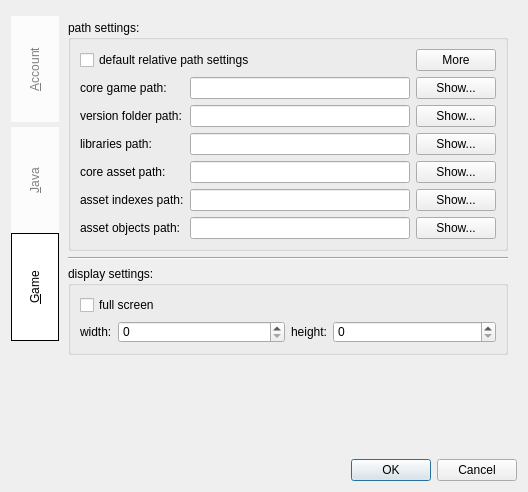
This is Kaminec/UI/preference.ui in kaniol-lck/Kaminec as Qt 5 draws it before an edit. The edited form follows.
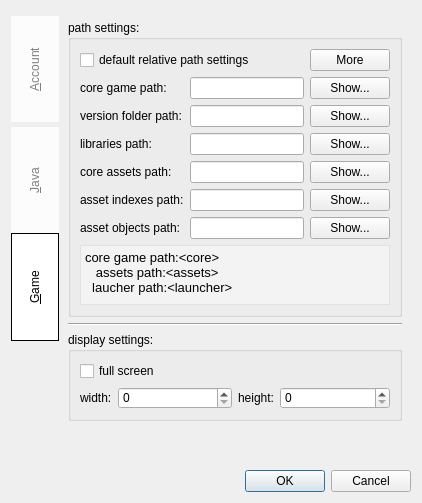
This is the edited form.

Commit message: add Path to manage some relative paths

What changed in the file:
```diff
--- a/Kaminec/UI/preference.ui
+++ b/Kaminec/UI/preference.ui
@@ -6,8 +6,8 @@
    <rect>
     <x>0</x>
     <y>0</y>
-    <width>528</width>
-    <height>492</height>
+    <width>422</width>
+    <height>503</height>
    </rect>
   </property>
   <property name="windowTitle">
@@ -313,6 +313,56 @@
           <string>path settings:</string>
          </property>
          <layout class="QGridLayout" name="gridLayout_7">
+          <item row="8" column="1">
+           <widget class="QLineEdit" name="objectsPath_le">
+            <property name="enabled">
+             <bool>true</bool>
+            </property>
+           </widget>
+          </item>
+          <item row="6" column="0">
+           <widget class="QLabel" name="assetsPath_label">
+            <property name="enabled">
+             <bool>true</bool>
+            </property>
+            <property name="text">
+             <string>core assets path:</string>
+            </property>
+            <property name="buddy">
+             <cstring>corePath_le</cstring>
+            </property>
+           </widget>
+          </item>
+          <item row="7" column="1">
+           <widget class="QLineEdit" name="indexesPath_le">
+            <property name="enabled">
+             <bool>true</bool>
+            </property>
+           </widget>
+          </item>
+          <item row="4" column="0">
+           <widget class="QLabel" name="libsPath_label">
+            <property name="enabled">
+             <bool>true</bool>
+            </property>
+            <property name="text">
+             <string>libraries path:</string>
+            </property>
+            <property name="buddy">
+             <cstring>corePath_le</cstring>
+            </property>
+           </widget>
+          </item>
+          <item row="4" column="2">
+           <widget class="QPushButton" name="libsPath_showPb">
+            <property name="enabled">
+             <bool>true</bool>
+            </property>
+            <property name="text">
+             <string>Show...</string>
+            </property>
+           </widget>
+          </item>
           <item row="1" column="0">
            <widget class="QLabel" name="corePath_label">
             <property name="enabled">
@@ -336,23 +386,6 @@
             </property>
            </widget>
           </item>
-          <item row="1" column="1">
-           <widget class="QLineEdit" name="corePath_le">
-            <property name="enabled">
-             <bool>true</bool>
-            </property>
-           </widget>
-          </item>
-          <item row="6" column="2">
-           <widget class="QPushButton" name="assetPath_showPb">
-            <property name="enabled">
-             <bool>true</bool>
-            </property>
-            <property name="text">
-             <string>Show...</string>
-            </property>
-           </widget>
-          </item>
           <item row="0" column="0" colspan="2">
            <widget class="QCheckBox" name="defaultPath_checkBox">
             <property name="text">
@@ -360,6 +393,16 @@
             </property>
            </widget>
           </item>
+          <item row="6" column="2">
+           <widget class="QPushButton" name="assetsPath_showPb">
+            <property name="enabled">
+             <bool>true</bool>
+            </property>
+            <property name="text">
+             <string>Show...</string>
+            </property>
+           </widget>
+          </item>
           <item row="0" column="2">
            <widget class="QPushButton" name="more_pb">
             <property name="text">
@@ -367,8 +410,15 @@
             </property>
            </widget>
           </item>
+          <item row="1" column="1">
+           <widget class="QLineEdit" name="corePath_le">
+            <property name="enabled">
+             <bool>true</bool>
+            </property>
+           </widget>
+          </item>
           <item row="6" column="1">
-           <widget class="QLineEdit" name="assetPath_le">
+           <widget class="QLineEdit" name="assetsPath_le">
             <property name="enabled">
              <bool>true</bool>
             </property>
@@ -397,6 +447,23 @@
             </property>
            </widget>
           </item>
+          <item row="4" column="1">
+           <widget class="QLineEdit" name="libsPath_le">
+            <property name="enabled">
+             <bool>true</bool>
+            </property>
+           </widget>
+          </item>
+          <item row="8" column="2">
+           <widget class="QPushButton" name="objectsPath_showPb">
+            <property name="enabled">
+             <bool>true</bool>
+            </property>
+            <property name="text">
+             <string>Show...</string>
+            </property>
+           </widget>
+          </item>
           <item row="8" column="0">
            <widget class="QLabel" name="objectsPath_label">
             <property name="enabled">
@@ -410,25 +477,8 @@
             </property>
            </widget>
           </item>
-          <item row="4" column="1">
-           <widget class="QLineEdit" name="libPath_le">
-            <property name="enabled">
-             <bool>true</bool>
-            </property>
-           </widget>
-          </item>
           <item row="2" column="2">
-           <widget class="QPushButton" name="versionPath_showPb">
-            <property name="enabled">
-             <bool>true</bool>
-            </property>
-            <property name="text">
-             <string>Show...</string>
-            </property>
-           </widget>
-          </item>
-          <item row="8" column="2">
-           <widget class="QPushButton" name="objectsPath_showPb">
+           <widget class="QPushButton" name="versionsPath_showPb">
             <property name="enabled">
              <bool>true</bool>
             </property>
@@ -438,14 +488,14 @@
            </widget>
           </item>
           <item row="2" column="1">
-           <widget class="QLineEdit" name="versionPath_le">
+           <widget class="QLineEdit" name="versionsPath_le">
             <property name="enabled">
              <bool>true</bool>
             </property>
            </widget>
           </item>
           <item row="2" column="0">
-           <widget class="QLabel" name="versionPath_label">
+           <widget class="QLabel" name="versionsPath_label">
             <property name="enabled">
              <bool>true</bool>
             </property>
@@ -457,53 +507,31 @@
             </property>
            </widget>
           </item>
-          <item row="6" column="0">
-           <widget class="QLabel" name="assetPath_label">
-            <property name="enabled">
-             <bool>true</bool>
+          <item row="9" column="0" colspan="3">
+           <widget class="QTextBrowser" name="customPathHelper_tb">
+            <property name="sizePolicy">
+             <sizepolicy hsizetype="Expanding" vsizetype="Ignored">
+              <horstretch>0</horstretch>
+              <verstretch>0</verstretch>
+             </sizepolicy>
             </property>
-            <property name="text">
-             <string>core asset path:</string>
+            <property name="minimumSize">
+             <size>
+              <width>0</width>
+              <height>60</height>
+             </size>
             </property>
-            <property name="buddy">
-             <cstring>corePath_le</cstring>
+            <property name="styleSheet">
+             <string notr="true">background-color: rgba(255, 255, 255, 100);</string>
             </property>
-           </widget>
-          </item>
-          <item row="7" column="1">
-           <widget class="QLineEdit" name="indexesPath_le">
-            <property name="enabled">
-             <bool>true</bool>
-            </property>
-           </widget>
-          </item>
-          <item row="8" column="1">
-           <widget class="QLineEdit" name="objectsPath_le">
-            <property name="enabled">
-             <bool>true</bool>
-            </property>
-           </widget>
-          </item>
-          <item row="4" column="0">
-           <widget class="QLabel" name="libPath_label">
-            <property name="enabled">
-             <bool>true</bool>
-            </property>
-            <property name="text">
-             <string>libraries path:</string>
-            </property>
-            <property name="buddy">
-             <cstring>corePath_le</cstring>
-            </property>
-           </widget>
-          </item>
-          <item row="4" column="2">
-           <widget class="QPushButton" name="libPath_showPb">
-            <property name="enabled">
-             <bool>true</bool>
-            </property>
-            <property name="text">
-             <string>Show...</string>
+            <property name="html">
+             <string>&lt;!DOCTYPE HTML PUBLIC &quot;-//W3C//DTD HTML 4.0//EN&quot; &quot;http://www.w3.org/TR/REC-html40/strict.dtd&quot;&gt;
+&lt;html&gt;&lt;head&gt;&lt;meta name=&quot;qrichtext&quot; content=&quot;1&quot; /&gt;&lt;style type=&quot;text/css&quot;&gt;
+p, li { white-space: pre-wrap; }
+&lt;/style&gt;&lt;/head&gt;&lt;body style=&quot; font-family:'SimSun'; font-size:9pt; font-weight:400; font-style:normal;&quot;&gt;
+&lt;p style=&quot; margin-top:0px; margin-bottom:0px; margin-left:0px; margin-right:0px; -qt-block-indent:0; text-indent:0px;&quot;&gt;&lt;span style=&quot; font-size:10pt;&quot;&gt;core game path:&amp;lt;core&amp;gt;&lt;/span&gt;&lt;/p&gt;
+&lt;p style=&quot; margin-top:0px; margin-bottom:0px; margin-left:0px; margin-right:0px; -qt-block-indent:0; text-indent:0px;&quot;&gt;&lt;span style=&quot; font-size:10pt;&quot;&gt;   assets path:&amp;lt;assets&amp;gt;&lt;/span&gt;&lt;/p&gt;
+&lt;p style=&quot; margin-top:0px; margin-bottom:0px; margin-left:0px; margin-right:0px; -qt-block-indent:0; text-indent:0px;&quot;&gt;&lt;span style=&quot; font-size:10pt;&quot;&gt;  laucher path:&amp;lt;launcher&amp;gt;&lt;/span&gt;&lt;/p&gt;&lt;/body&gt;&lt;/html&gt;</string>
             </property>
            </widget>
           </item>
```
The commit also changes 5 other files.
